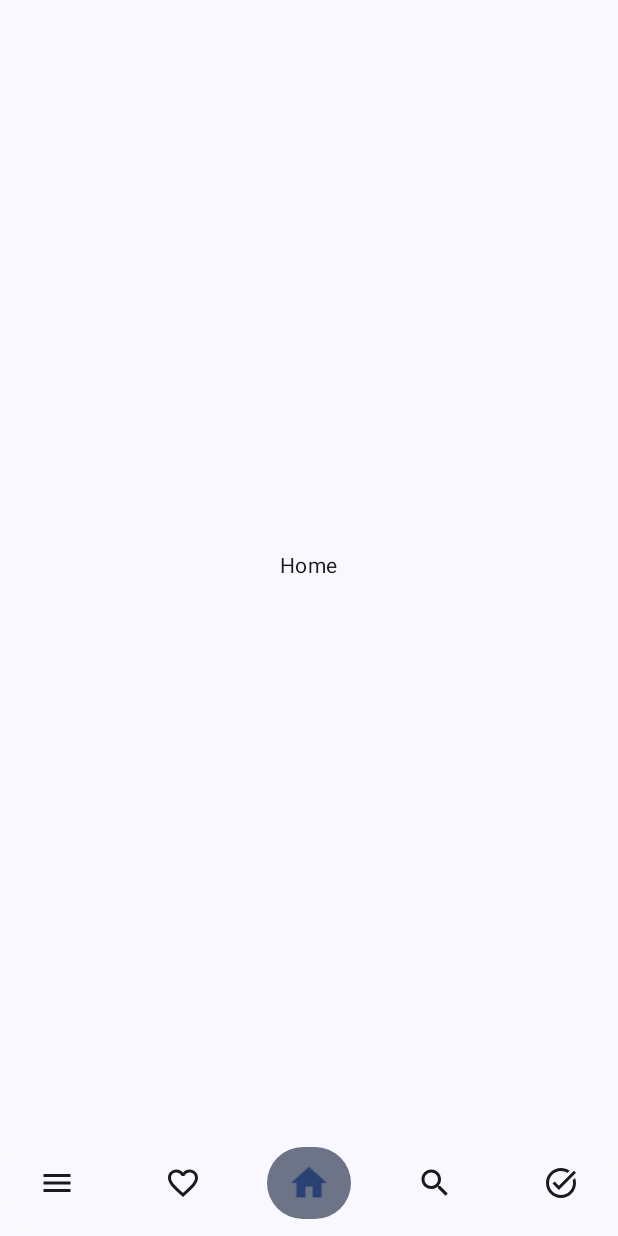
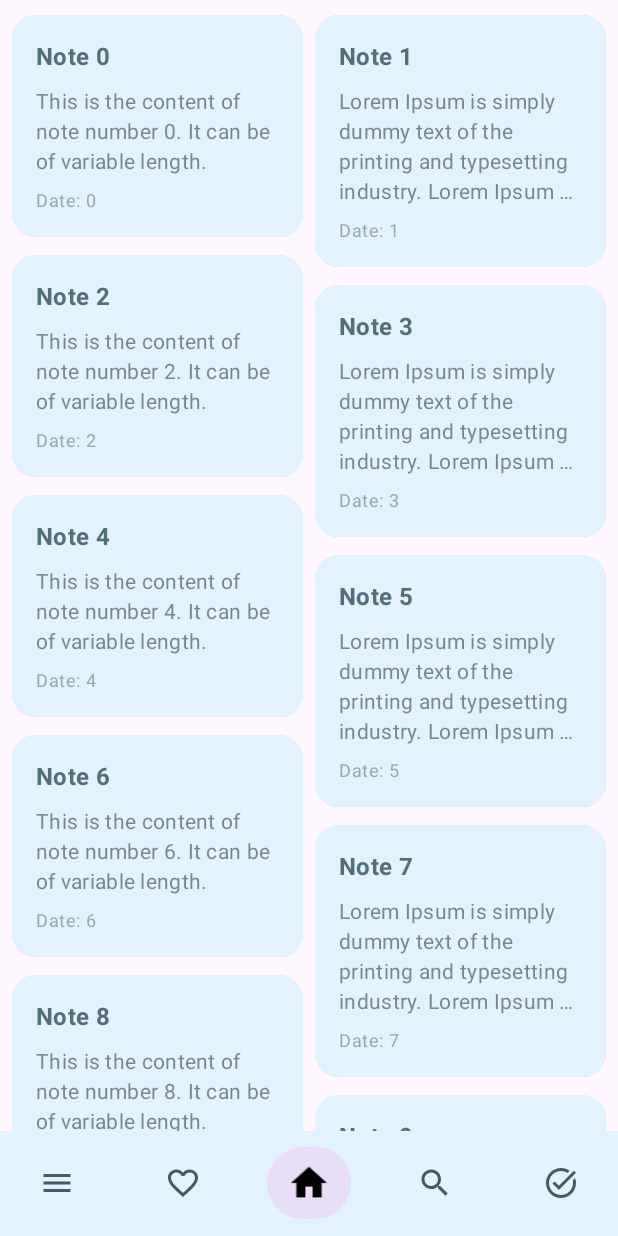
Before and after one commit to tahasin007/MemoSnap, an Android app built with Jetpack Compose: the screen it shows after launch (LauncherActivity), on a phone screen of 412 x 824 dp. Run offline under Robolectric (Android 15) with nearby library versions, the phone set to English and light mode, and no system bars.

Commit message:
feat: Design NoteCard for HomeScreen UI

```diff
--- /dev/null
+++ b/app/src/main/java/com/android/memosnap/Note.kt
@@ -0,0 +1,7 @@
+package com.android.memosnap
+
+data class Note(
+    val id: Int,
+    val title: String,
+    val content: String
+)
--- /dev/null
+++ b/app/src/main/java/com/android/memosnap/data/sample/NoteSampleData.kt
@@ -0,0 +1,12 @@
+package com.android.memosnap.data.sample
+
+import com.android.memosnap.Note
+
+val sampleNotes = List(12) { index ->
+    Note(
+        id = index,
+        title = "Note $index",
+        content = if (index % 2 == 0) "This is the content of note number $index. It can be of variable length."
+        else "Lorem Ipsum is simply dummy text of the printing and typesetting industry. Lorem Ipsum has been the industry's standard dummy text ever since the 1500s, when an unknown printer took a galley of type and scrambled it to make a type specimen book."
+    )
+}
--- /dev/null
+++ b/app/src/main/java/com/android/memosnap/ui/component/BottomBarTab.kt
@@ -0,0 +1,56 @@
+package com.android.memosnap.ui.component
+
+import androidx.compose.material.icons.Icons
+import androidx.compose.material.icons.filled.Favorite
+import androidx.compose.material.icons.filled.Home
+import androidx.compose.material.icons.filled.Menu
+import androidx.compose.material.icons.filled.Search
+import androidx.compose.material.icons.filled.TaskAlt
+import androidx.compose.material.icons.outlined.FavoriteBorder
+import androidx.compose.material.icons.outlined.Home
+import androidx.compose.material.icons.outlined.Menu
+import androidx.compose.material.icons.outlined.Search
+import androidx.compose.material.icons.outlined.TaskAlt
+import androidx.compose.ui.graphics.vector.ImageVector
+
+sealed class BottomBarTab(
+    val route: String,
+    val label: String,
+    val activeIcon: ImageVector,
+    val inactiveIcon: ImageVector
+) {
+    data object Drawer : BottomBarTab(
+        route = "drawer",
+        label = "Drawer",
+        activeIcon = Icons.Filled.Menu,
+        inactiveIcon = Icons.Outlined.Menu
+    )
+
+    data object Favourite : BottomBarTab(
+        route = "favourite",
+        label = "Favourite",
+        activeIcon = Icons.Filled.Favorite,
+        inactiveIcon = Icons.Outlined.FavoriteBorder
+    )
+
+    data object Home : BottomBarTab(
+        route = "home",
+        label = "Home",
+        activeIcon = Icons.Filled.Home,
+        inactiveIcon = Icons.Outlined.Home
+    )
+
+    data object Search : BottomBarTab(
+        route = "search",
+        label = "Search",
+        activeIcon = Icons.Filled.Search,
+        inactiveIcon = Icons.Outlined.Search
+    )
+
+    data object DailyTask : BottomBarTab(
+        route = "dailyTask",
+        label = "DailyTask",
+        activeIcon = Icons.Filled.TaskAlt,
+        inactiveIcon = Icons.Outlined.TaskAlt
+    )
+}
--- a/app/src/main/java/com/android/memosnap/ui/component/FluidBottomNavigationBar.kt
+++ b/app/src/main/java/com/android/memosnap/ui/component/FluidBottomNavigationBar.kt
@@ -8,17 +8,6 @@ import androidx.compose.foundation.background
 import androidx.compose.foundation.layout.fillMaxWidth
 import androidx.compose.foundation.layout.height
 import androidx.compose.foundation.layout.padding
-import androidx.compose.material.icons.Icons
-import androidx.compose.material.icons.filled.Favorite
-import androidx.compose.material.icons.filled.Home
-import androidx.compose.material.icons.filled.Menu
-import androidx.compose.material.icons.filled.Search
-import androidx.compose.material.icons.filled.TaskAlt
-import androidx.compose.material.icons.outlined.FavoriteBorder
-import androidx.compose.material.icons.outlined.Home
-import androidx.compose.material.icons.outlined.Menu
-import androidx.compose.material.icons.outlined.Search
-import androidx.compose.material.icons.outlined.TaskAlt
 import androidx.compose.material3.DrawerState
 import androidx.compose.material3.Icon
 import androidx.compose.material3.MaterialTheme
@@ -28,13 +17,11 @@ import androidx.compose.runtime.Composable
 import androidx.compose.runtime.getValue
 import androidx.compose.runtime.rememberCoroutineScope
 import androidx.compose.ui.Modifier
-import androidx.compose.ui.draw.clip
 import androidx.compose.ui.draw.scale
 import androidx.compose.ui.unit.dp
 import androidx.navigation.NavGraph.Companion.findStartDestination
 import androidx.navigation.NavHostController
 import androidx.navigation.compose.currentBackStackEntryAsState
-import com.android.memosnap.ui.screens.Screen
 import kotlinx.coroutines.launch
 
 @Composable
@@ -42,28 +29,12 @@ fun FluidBottomNavigationBar(
     navController: NavHostController,
     drawerState: DrawerState
 ) {
-    val items = listOf(
-        Screen.Drawer,
-        Screen.Favourite,
-        Screen.Home,
-        Screen.Search,
-        Screen.DailyTask
-    )
-
-    val activeIcons = listOf(
-        Icons.Filled.Menu,
-        Icons.Filled.Favorite,
-        Icons.Filled.Home,
-        Icons.Filled.Search,
-        Icons.Filled.TaskAlt
-    )
-
-    val inactiveIcons = listOf(
-        Icons.Outlined.Menu,
-        Icons.Outlined.FavoriteBorder,
-        Icons.Outlined.Home,
-        Icons.Outlined.Search,
-        Icons.Outlined.TaskAlt
+    val tabs = listOf(
+        BottomBarTab.Drawer,
+        BottomBarTab.Favourite,
+        BottomBarTab.Home,
+        BottomBarTab.Search,
+        BottomBarTab.DailyTask
     )
 
     val navBackStackEntry by navController.currentBackStackEntryAsState()
@@ -74,29 +45,28 @@ fun FluidBottomNavigationBar(
         modifier = Modifier
             .fillMaxWidth()
             .height(70.dp)
-            .clip(MaterialTheme.shapes.extraLarge)
             .background(MaterialTheme.colorScheme.surface)
             .animateContentSize(),
         containerColor = MaterialTheme.colorScheme.surface,
         contentColor = MaterialTheme.colorScheme.onSurface
     ) {
-        items.forEachIndexed { index, screen ->
-            val selected = currentRoute == screen.route
+        tabs.forEach { tab ->
+            val selected = currentRoute == tab.route
             val iconScale by animateFloatAsState(
                 targetValue = if (selected) 1.2f else 1f,
-                animationSpec = tween(durationMillis = 300), label = ""
+                animationSpec = tween(durationMillis = 500), label = ""
             )
             val iconColor by animateColorAsState(
-                targetValue = if (selected) MaterialTheme.colorScheme.primary
+                targetValue = if (selected) MaterialTheme.colorScheme.onSecondary
                 else MaterialTheme.colorScheme.onSurface,
-                animationSpec = tween(durationMillis = 300), label = ""
+                animationSpec = tween(durationMillis = 500), label = ""
             )
 
             NavigationBarItem(
                 icon = {
                     Icon(
-                        imageVector = if (selected) activeIcons[index] else inactiveIcons[index],
-                        contentDescription = screen.label,
+                        imageVector = if (selected) tab.activeIcon else tab.inactiveIcon,
+                        contentDescription = tab.label,
                         tint = iconColor,
                         modifier = Modifier
                             .scale(iconScale)
@@ -105,12 +75,12 @@ fun FluidBottomNavigationBar(
                 },
                 selected = selected,
                 onClick = {
-                    if (screen == Screen.Drawer) {
+                    if (tab is BottomBarTab.Drawer) {
                         scope.launch {
                             drawerState.open()
                         }
-                    } else if (currentRoute != screen.route) {
-                        navController.navigate(screen.route) {
+                    } else if (currentRoute != tab.route) {
+                        navController.navigate(tab.route) {
                             popUpTo(navController.graph.findStartDestination().id) {
                                 saveState = true
                             }
--- a/app/src/main/java/com/android/memosnap/ui/screens/HomeScreen.kt
+++ b/app/src/main/java/com/android/memosnap/ui/screens/HomeScreen.kt
@@ -1,19 +1,109 @@
 package com.android.memosnap.ui.screens
 
-import androidx.compose.foundation.layout.Box
+import androidx.compose.foundation.background
+import androidx.compose.foundation.layout.Arrangement
+import androidx.compose.foundation.layout.Column
+import androidx.compose.foundation.layout.PaddingValues
+import androidx.compose.foundation.layout.Row
+import androidx.compose.foundation.layout.Spacer
 import androidx.compose.foundation.layout.fillMaxSize
+import androidx.compose.foundation.layout.fillMaxWidth
+import androidx.compose.foundation.layout.height
+import androidx.compose.foundation.layout.padding
+import androidx.compose.foundation.lazy.staggeredgrid.LazyVerticalStaggeredGrid
+import androidx.compose.foundation.lazy.staggeredgrid.StaggeredGridCells
+import androidx.compose.foundation.lazy.staggeredgrid.items
+import androidx.compose.material3.Card
+import androidx.compose.material3.CardDefaults
 import androidx.compose.material3.MaterialTheme
 import androidx.compose.material3.Text
 import androidx.compose.runtime.Composable
+import androidx.compose.runtime.remember
 import androidx.compose.ui.Alignment
 import androidx.compose.ui.Modifier
+import androidx.compose.ui.draw.clip
+import androidx.compose.ui.graphics.Brush
+import androidx.compose.ui.text.font.FontWeight
+import androidx.compose.ui.text.style.TextOverflow
+import androidx.compose.ui.unit.dp
+import com.android.memosnap.Note
+import com.android.memosnap.data.sample.sampleNotes
 
 @Composable
-fun HomeScreen(screenLabel: String = Screen.Home.label) {
-    Box(
-        contentAlignment = Alignment.Center,
-        modifier = Modifier.fillMaxSize()
+fun HomeScreen() {
+    val notes = remember { sampleNotes }
+
+    LazyVerticalStaggeredGrid(
+        columns = StaggeredGridCells.Fixed(2),
+        modifier = Modifier.fillMaxSize(),
+        contentPadding = PaddingValues(8.dp),
+        horizontalArrangement = Arrangement.spacedBy(8.dp),
+        verticalItemSpacing = 8.dp
     ) {
-        Text(text = screenLabel, style = MaterialTheme.typography.bodyMedium)
+        items(notes) { note ->
+            NoteCard(note)
+        }
     }
 }
+
+@Composable
+fun NoteCard(note: Note) {
+    Card(
+        modifier = Modifier
+            .fillMaxWidth()
+            .padding(vertical = 2.dp)
+            .clip(MaterialTheme.shapes.large)
+            .background(
+                brush = Brush.verticalGradient(
+                    colors = listOf(
+                        MaterialTheme.colorScheme.primary.copy(alpha = 0.1f),
+                        MaterialTheme.colorScheme.surface
+                    )
+                )
+            ),
+        elevation = CardDefaults.cardElevation(
+            defaultElevation = 8.dp
+        ),
+        colors = CardDefaults.cardColors(
+            containerColor = MaterialTheme.colorScheme.surface
+        )
+    ) {
+        Column(
+            modifier = Modifier
+                .padding(16.dp)
+                .fillMaxWidth()
+        ) {
+            Text(
+                text = note.title,
+                style = MaterialTheme.typography.titleMedium.copy(
+                    color = MaterialTheme.colorScheme.primary,
+                    fontWeight = FontWeight.Bold
+                ),
+                maxLines = 1,
+                overflow = TextOverflow.Ellipsis
+            )
+            Spacer(modifier = Modifier.height(8.dp))
+            Text(
+                text = note.content,
+                style = MaterialTheme.typography.bodyMedium.copy(
+                    color = MaterialTheme.colorScheme.onSurface.copy(alpha = 0.7f)
+                ),
+                maxLines = 4,
+                overflow = TextOverflow.Ellipsis
+            )
+            Spacer(modifier = Modifier.height(8.dp))
+            Row(
+                horizontalArrangement = Arrangement.SpaceBetween,
+                verticalAlignment = Alignment.CenterVertically,
+                modifier = Modifier.fillMaxWidth()
+            ) {
+                Text(
+                    text = "Date: ${note.id}",
+                    style = MaterialTheme.typography.bodySmall.copy(
+                        color = MaterialTheme.colorScheme.onSurface.copy(alpha = 0.5f)
+                    )
+                )
+            }
+        }
+    }
+}
--- a/app/src/main/java/com/android/memosnap/ui/theme/Color.kt
+++ b/app/src/main/java/com/android/memosnap/ui/theme/Color.kt
@@ -2,10 +2,16 @@ package com.android.memosnap.ui.theme
 
 import androidx.compose.ui.graphics.Color
 
-val Purple80 = Color(0xFFD0BCFF)
-val PurpleGrey80 = Color(0xFFCCC2DC)
-val Pink80 = Color(0xFFEFB8C8)
+val PrimaryLight = Color(0xFF546E7A)
+val OnPrimaryLight = Color(0xFFFFFFFF)
+val SecondaryLight = Color(0xFF78909C)
+val OnSecondaryLight = Color(0xFF000000)
+val SurfaceLight = Color(0xFFE3F2FD)
+val OnSurfaceLight = Color(0xFF455A64)
 
-val Purple40 = Color(0xFF6650a4)
-val PurpleGrey40 = Color(0xFF625b71)
-val Pink40 = Color(0xFF7D5260)
+val PrimaryDark = Color(0xFF29434E)
+val OnPrimaryDark = Color(0xFFFFFFFF)
+val SecondaryDark = Color(0xFF455A64)
+val OnSecondaryDark = Color(0xFFECEFF1)
+val SurfaceDark = Color(0xFF1C313A)
+val OnSurfaceDark = Color(0xFFCFD8DC)
--- a/app/src/main/java/com/android/memosnap/ui/theme/Theme.kt
+++ b/app/src/main/java/com/android/memosnap/ui/theme/Theme.kt
@@ -1,49 +1,41 @@
 package com.android.memosnap.ui.theme
 
-import android.os.Build
 import androidx.compose.foundation.isSystemInDarkTheme
 import androidx.compose.material3.MaterialTheme
 import androidx.compose.material3.darkColorScheme
-import androidx.compose.material3.dynamicDarkColorScheme
-import androidx.compose.material3.dynamicLightColorScheme
 import androidx.compose.material3.lightColorScheme
 import androidx.compose.runtime.Composable
-import androidx.compose.ui.platform.LocalContext
 
 private val DarkColorScheme = darkColorScheme(
-    primary = Purple80,
-    secondary = PurpleGrey80,
-    tertiary = Pink80
+    primary = PrimaryDark,
+    onPrimary = OnPrimaryDark,
+    secondary = SecondaryDark,
+    onSecondary = OnSecondaryDark,
+    surface = SurfaceDark,
+    onSurface = OnSurfaceDark
 )
 
 private val LightColorScheme = lightColorScheme(
-    primary = Purple40,
-    secondary = PurpleGrey40,
-    tertiary = Pink40
-
-    /* Other default colors to override
-    background = Color(0xFFFFFBFE),
-    surface = Color(0xFFFFFBFE),
-    onPrimary = Color.White,
-    onSecondary = Color.White,
-    onTertiary = Color.White,
-    onBackground = Color(0xFF1C1B1F),
-    onSurface = Color(0xFF1C1B1F),
-    */
+    primary = PrimaryLight,
+    onPrimary = OnPrimaryLight,
+    secondary = SecondaryLight,
+    onSecondary = OnSecondaryLight,
+    surface = SurfaceLight,
+    onSurface = OnSurfaceLight
 )
 
 @Composable
 fun MemoSnapTheme(
     darkTheme: Boolean = isSystemInDarkTheme(),
     // Dynamic color is available on Android 12+
-    dynamicColor: Boolean = true,
+    // dynamicColor: Boolean = true,
     content: @Composable () -> Unit
 ) {
     val colorScheme = when {
-        dynamicColor && Build.VERSION.SDK_INT >= Build.VERSION_CODES.S -> {
-            val context = LocalContext.current
-            if (darkTheme) dynamicDarkColorScheme(context) else dynamicLightColorScheme(context)
-        }
+//        dynamicColor && Build.VERSION.SDK_INT >= Build.VERSION_CODES.S -> {
+//            val context = LocalContext.current
+//            if (darkTheme) dynamicDarkColorScheme(context) else dynamicLightColorScheme(context)
+//        }
 
         darkTheme -> DarkColorScheme
         else -> LightColorScheme
```
Also changed, not shown: 1 other file.
